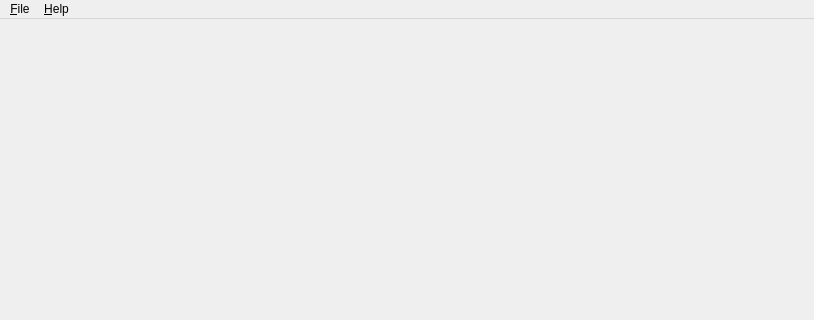
Before: the Qt Designer form replay/yaeMainWindow.ui in pkoshevoy/aeyae, drawn with Qt 5; both pictures show x 0 to 814 and y 0 to 320 of the 814 by 600 pixel window.
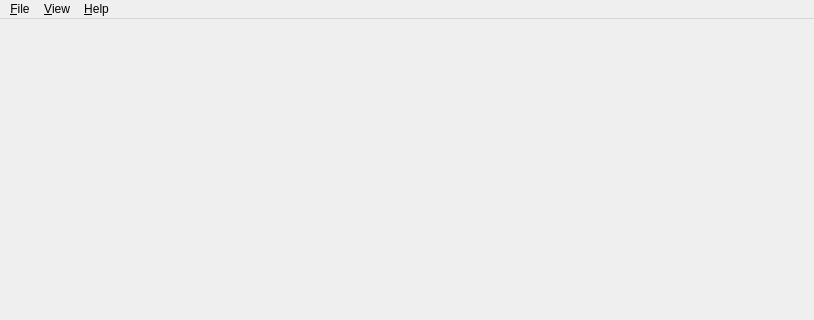
After: the same form once the commit is applied. Icons and pictures are not drawn.

Patch:
```diff
--- a/replay/yaeMainWindow.ui
+++ b/replay/yaeMainWindow.ui
@@ -43,7 +43,7 @@
      <x>0</x>
      <y>0</y>
      <width>814</width>
-     <height>25</height>
+     <height>22</height>
     </rect>
    </property>
    <widget class="QMenu" name="menuFile">
@@ -54,6 +54,12 @@
     <addaction name="separator"/>
     <addaction name="actionExit"/>
    </widget>
+   <widget class="QMenu" name="menuView">
+    <property name="title">
+     <string>&amp;View</string>
+    </property>
+    <addaction name="actionFullScreen"/>
+   </widget>
    <widget class="QMenu" name="menuHelp">
     <property name="title">
      <string>&amp;Help</string>
@@ -61,6 +67,7 @@
     <addaction name="actionAbout"/>
    </widget>
    <addaction name="menuFile"/>
+   <addaction name="menuView"/>
    <addaction name="menuHelp"/>
   </widget>
   <action name="actionOpen">
```
Left out of the diff: 27 changed lines with no effect on the pictures.
